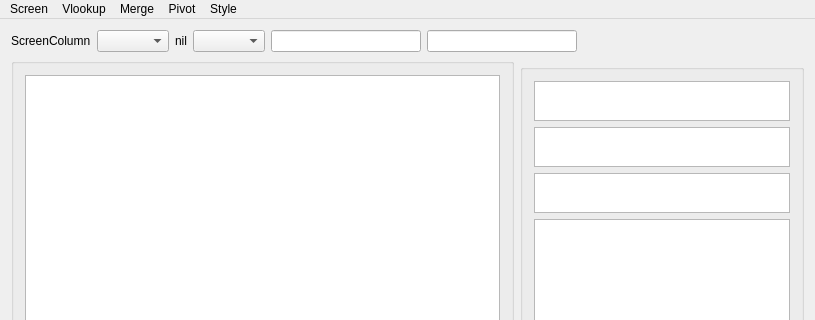
First picture: the form in modulesUI/main_ui.ui, repository tansen87/DataAnalysisForWork, before the edit; both pictures show x 0 to 815 and y 0 to 320 of the 815 by 895 pixel window.
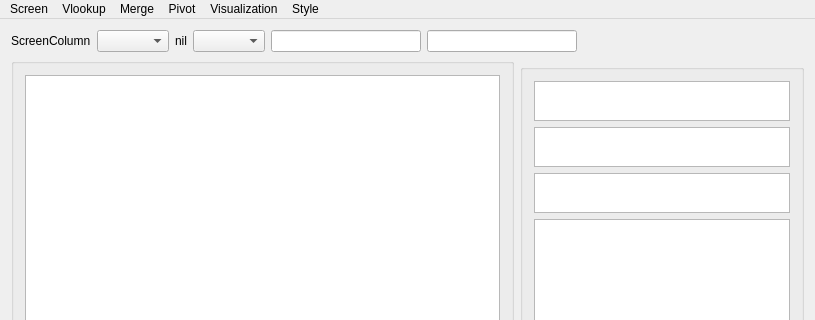
Second picture: the form after the edit.

Patch:
```diff
--- a/modulesUI/main_ui.ui
+++ b/modulesUI/main_ui.ui
@@ -215,13 +215,19 @@
     <property name="title">
      <string>Pivot</string>
     </property>
-    <addaction name="actionOpenPivotTable"/>
-    <addaction name="actionPivot"/>
+    <addaction name="actionPivotWindow"/>
+   </widget>
+   <widget class="QMenu" name="menuPlot">
+    <property name="title">
+     <string>Visualization</string>
+    </property>
+    <addaction name="actionPlot"/>
    </widget>
    <addaction name="menuTest"/>
    <addaction name="helpBtn"/>
    <addaction name="menuMerge"/>
    <addaction name="menuPivot"/>
+   <addaction name="menuPlot"/>
    <addaction name="menuStyle"/>
   </widget>
   <widget class="QStatusBar" name="statusBar"/>
```
Left out of the diff: 15 changed lines with no effect on the pictures.
